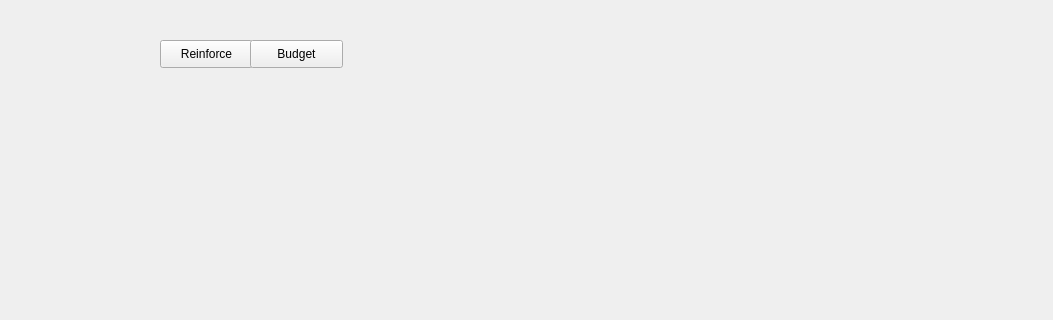
The window that TankGame/shop.ui (anlowee/TankGame) describes before a commit, drawn with Qt 5; both pictures show x 0 to 1053 and y 0 to 320 of the 1053 by 639 pixel window.
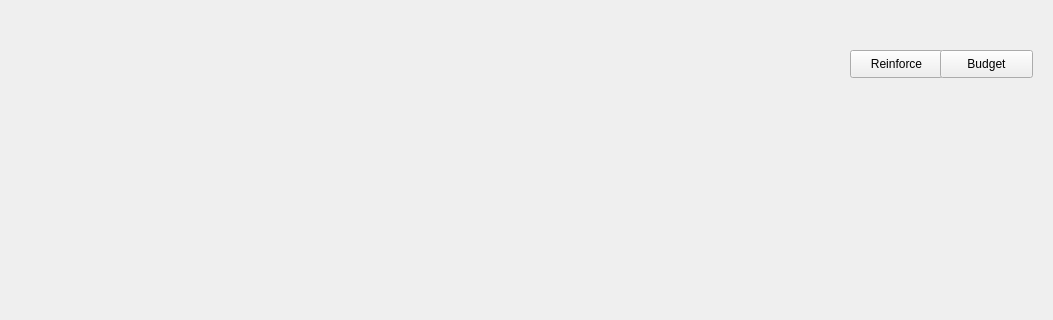
The same window after the commit. Icons and pictures are not drawn.

```diff
--- a/TankGame/shop.ui
+++ b/TankGame/shop.ui
@@ -21,16 +21,25 @@
     <rect>
      <x>0</x>
      <y>0</y>
-     <width>1051</width>
-     <height>641</height>
+     <width>1053</width>
+     <height>639</height>
     </rect>
    </property>
-   <widget class="QWidget" name="page">
+   <property name="styleSheet">
+    <string notr="true"/>
+   </property>
+   <property name="currentIndex">
+    <number>0</number>
+   </property>
+   <widget class="QWidget" name="Tank_reinforce">
+    <property name="styleSheet">
+     <string notr="true"/>
+    </property>
     <widget class="QPushButton" name="reinforceButton">
      <property name="geometry">
       <rect>
-       <x>160</x>
-       <y>40</y>
+       <x>850</x>
+       <y>50</y>
        <width>93</width>
        <height>28</height>
       </rect>
@@ -42,8 +51,8 @@
     <widget class="QPushButton" name="budgetButton">
      <property name="geometry">
       <rect>
-       <x>250</x>
-       <y>40</y>
+       <x>940</x>
+       <y>50</y>
        <width>93</width>
        <height>28</height>
       </rect>
```
Left out of the diff: 6 changed lines with no effect on the pictures.
